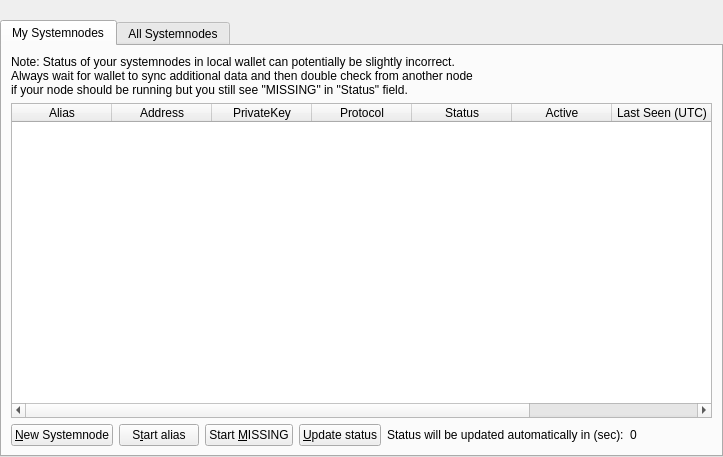
Qt form src/qt/forms/systemnodelist.ui (Crowndev/crown) before a commit.
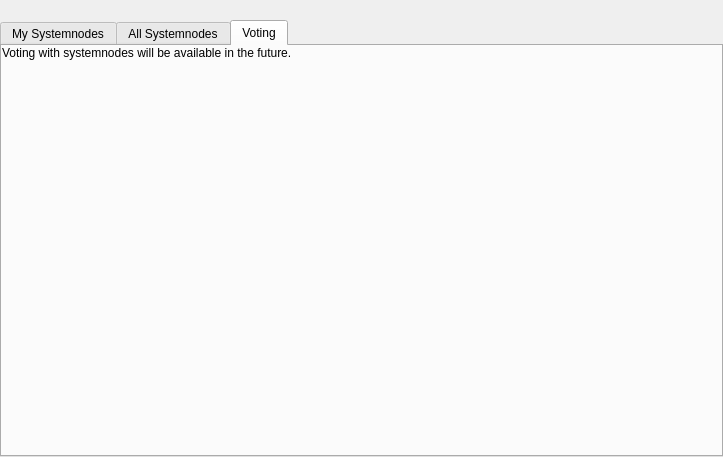
The same form after that commit. The open tabs and pages were chosen to show the change.

Patch:
```diff
--- a/src/qt/forms/systemnodelist.ui
+++ b/src/qt/forms/systemnodelist.ui
@@ -311,6 +311,22 @@
          </item>
         </layout>
        </widget>
+       <widget class="QWidget" name="tab">
+        <attribute name="title">
+         <string>Voting</string>
+        </attribute>
+        <widget class="QLabel" name="label_superblock">
+         <property name="margin">
+            <number>30</number>
+         </property>
+         <property name="styleSheet">
+          <string>color: black;</string>
+         </property>
+         <property name="text">
+          <string>Voting with systemnodes will be available in the future.</string>
+         </property>
+        </widget>
+       </widget>
       </widget>
      </item>
     </layout>
```
